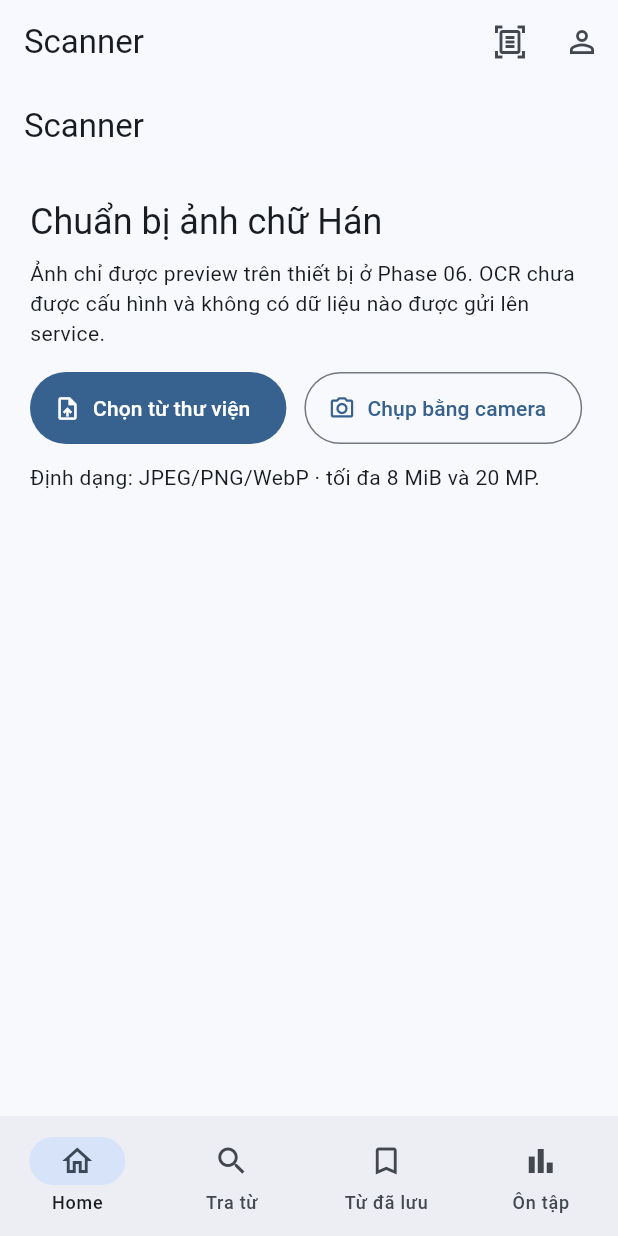
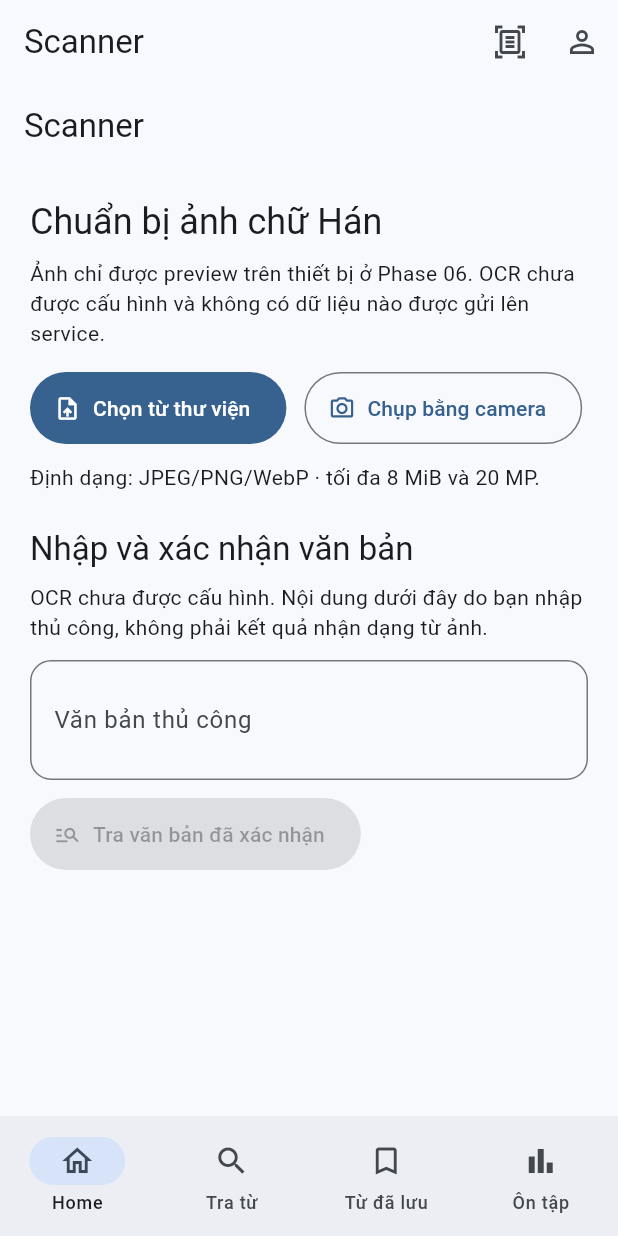
Before and after one commit to chinnn134/hanlearn, a Flutter app: the DictionaryPage screen opened by its route, after a tap on the "document scanner" icon, on a phone screen of 412 x 824 dp. Run offline on Flutter 3.47's test engine with Material 3 defaults, Android fonts, the phone set to English and light mode, and no system bars; our stand-ins replace cloud_firestore, firebase_auth, firebase_core, flutter_riverpod, go_router, image_picker; accounts and stored records are empty.

Commit message:
feat(scanner): add manual result editing flow [HL-06-03]

```diff
--- a/apps/flutter_app/lib/core/router/app_router.dart
+++ b/apps/flutter_app/lib/core/router/app_router.dart
@@ -69,7 +69,10 @@ final appRouterProvider = Provider<GoRouter>((ref) {
           GoRoute(path: '/', builder: (context, state) => const HomePage()),
           GoRoute(
             path: '/dictionary',
-            builder: (context, state) => const DictionaryPage(),
+            builder: (context, state) => DictionaryPage(
+              key: ValueKey(state.uri.queryParameters['q']),
+              initialQuery: state.uri.queryParameters['q'],
+            ),
           ),
           GoRoute(
             path: '/saved-words',
--- a/apps/flutter_app/lib/features/dictionary/dictionary_page.dart
+++ b/apps/flutter_app/lib/features/dictionary/dictionary_page.dart
@@ -7,20 +7,31 @@ import 'saved_word_repository.dart';
 import '../auth/auth_session.dart';
 
 class DictionaryPage extends ConsumerStatefulWidget {
-  const DictionaryPage({super.key});
+  const DictionaryPage({super.key, this.initialQuery});
+
+  final String? initialQuery;
 
   @override
   ConsumerState<DictionaryPage> createState() => _DictionaryPageState();
 }
 
 class _DictionaryPageState extends ConsumerState<DictionaryPage> {
-  final _query = TextEditingController();
+  late final TextEditingController _query;
   List<DictionaryItem>? _items;
   DictionaryDetail? _detail;
   Object? _error;
   bool _loading = false;
   bool _saved = false;
   bool _saving = false;
+
+  @override
+  void initState() {
+    super.initState();
+    _query = TextEditingController(text: widget.initialQuery ?? '');
+    if (_query.text.trim().isNotEmpty) {
+      WidgetsBinding.instance.addPostFrameCallback((_) => _search());
+    }
+  }
 
   @override
   void dispose() {
--- a/apps/flutter_app/lib/features/scanner/scanner_page.dart
+++ b/apps/flutter_app/lib/features/scanner/scanner_page.dart
@@ -1,6 +1,7 @@
 import 'package:flutter/foundation.dart';
 import 'package:flutter/material.dart';
 import 'package:flutter_riverpod/flutter_riverpod.dart';
+import 'package:go_router/go_router.dart';
 
 import 'image_selection_service.dart';
 
@@ -12,9 +13,24 @@ class ScannerPage extends ConsumerStatefulWidget {
 }
 
 class _ScannerPageState extends ConsumerState<ScannerPage> {
+  final _manualText = TextEditingController();
   SelectedImage? _image;
   String? _error;
   var _busy = false;
+
+  @override
+  void dispose() {
+    _manualText.dispose();
+    super.dispose();
+  }
+
+  void _openDictionary() {
+    final text = _manualText.text.trim();
+    if (text.isEmpty) return;
+    context.go(
+      Uri(path: '/dictionary', queryParameters: {'q': text}).toString(),
+    );
+  }
 
   Future<void> _pick(ImageSelectionSource source) async {
     setState(() {
@@ -120,6 +136,39 @@ class _ScannerPageState extends ConsumerState<ScannerPage> {
                 label: const Text('Nhận dạng — OCR chưa được cấu hình'),
               ),
             ],
+            const SizedBox(height: 24),
+            Text(
+              'Nhập và xác nhận văn bản',
+              style: Theme.of(context).textTheme.titleLarge,
+            ),
+            const SizedBox(height: 8),
+            const Text(
+              'OCR chưa được cấu hình. Nội dung dưới đây do bạn nhập thủ công, không phải kết quả nhận dạng từ ảnh.',
+            ),
+            const SizedBox(height: 12),
+            TextField(
+              controller: _manualText,
+              minLines: 2,
+              maxLines: 5,
+              textInputAction: TextInputAction.done,
+              onChanged: (_) => setState(() {}),
+              onSubmitted: (_) => _openDictionary(),
+              decoration: const InputDecoration(
+                labelText: 'Văn bản thủ công',
+                hintText: 'Nhập hoặc dán chữ Hán cần tra, ví dụ: 学习',
+              ),
+            ),
+            const SizedBox(height: 12),
+            Align(
+              alignment: Alignment.centerLeft,
+              child: FilledButton.icon(
+                onPressed: _manualText.text.trim().isEmpty
+                    ? null
+                    : _openDictionary,
+                icon: const Icon(Icons.manage_search_outlined),
+                label: const Text('Tra văn bản đã xác nhận'),
+              ),
+            ),
           ],
         ),
       ),
```
Also changed, not shown: 3 other files.
